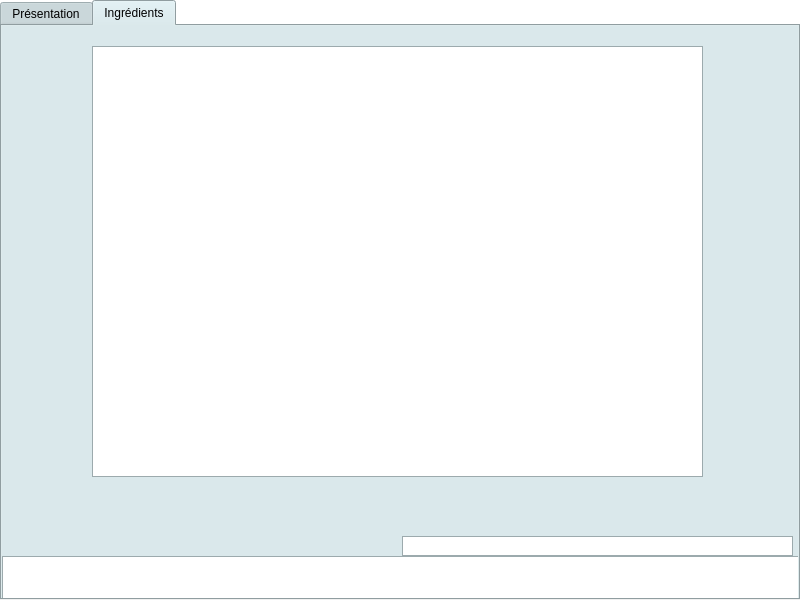
The window that LecteurRecette/presentation.ui (Azarote/ProjetIHMDutSem2) describes before a commit, drawn with Qt 5.
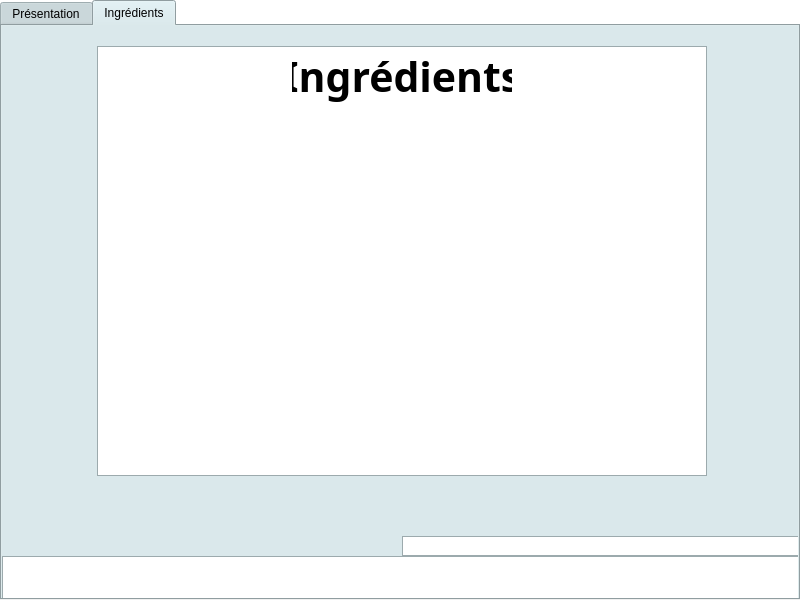
The same window after the commit. The open tabs and pages were chosen to show the change.

Commit message:
Diverses améliorations graphiques des forms
- Ajout titre sur la page principale
- Ajustement positions des cadres pour les autres forms
- Ajout titre "Ingrédients" pour la page des ingrédients

What changed in the file:
```diff
--- a/LecteurRecette/presentation.ui
+++ b/LecteurRecette/presentation.ui
@@ -951,10 +951,10 @@
     <widget class="QListWidget" name="listWidget_4">
      <property name="geometry">
       <rect>
-       <x>90</x>
+       <x>95</x>
        <y>20</y>
-       <width>611</width>
-       <height>431</height>
+       <width>610</width>
+       <height>430</height>
       </rect>
      </property>
     </widget>
@@ -963,7 +963,7 @@
       <rect>
        <x>400</x>
        <y>510</y>
-       <width>391</width>
+       <width>400</width>
        <height>20</height>
       </rect>
      </property>
@@ -978,6 +978,39 @@
       </rect>
      </property>
     </widget>
+    <widget class="QLabel" name="Messagedebienvenue">
+     <property name="enabled">
+      <bool>true</bool>
+     </property>
+     <property name="geometry">
+      <rect>
+       <x>290</x>
+       <y>20</y>
+       <width>220</width>
+       <height>60</height>
+      </rect>
+     </property>
+     <property name="sizePolicy">
+      <sizepolicy hsizetype="Preferred" vsizetype="Preferred">
+       <horstretch>0</horstretch>
+       <verstretch>0</verstretch>
+      </sizepolicy>
+     </property>
+     <property name="font">
+      <font>
+       <family>Franklin Gothic Demi Cond</family>
+       <pointsize>31</pointsize>
+       <weight>75</weight>
+       <bold>true</bold>
+      </font>
+     </property>
+     <property name="text">
+      <string>Ingrédients</string>
+     </property>
+     <property name="alignment">
+      <set>Qt::AlignCenter</set>
+     </property>
+    </widget>
    </widget>
   </widget>
  </widget>
```
Left out of the diff: 24 changed lines with no effect on the pictures. The commit also changes 1 other file.
